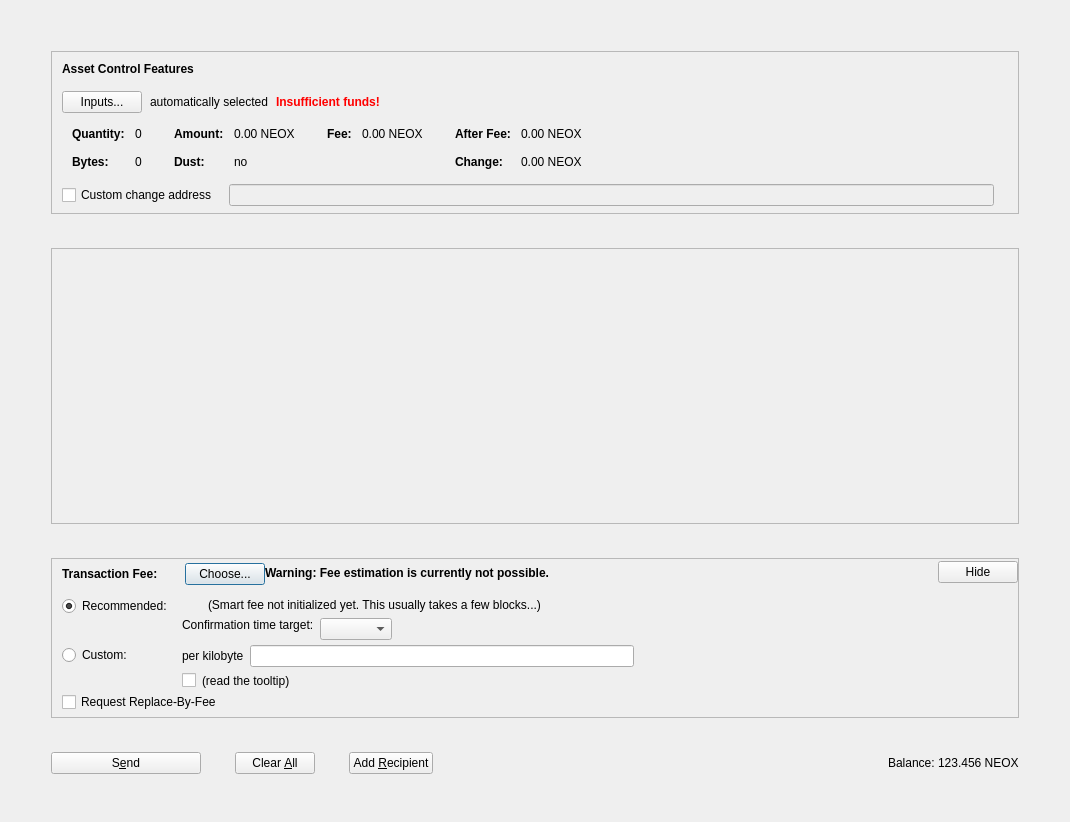
This is src/qt/forms/assetsdialog.ui in Cryptic-dev1/Akitacoin as Qt 5 draws it before an edit. The edited form follows.
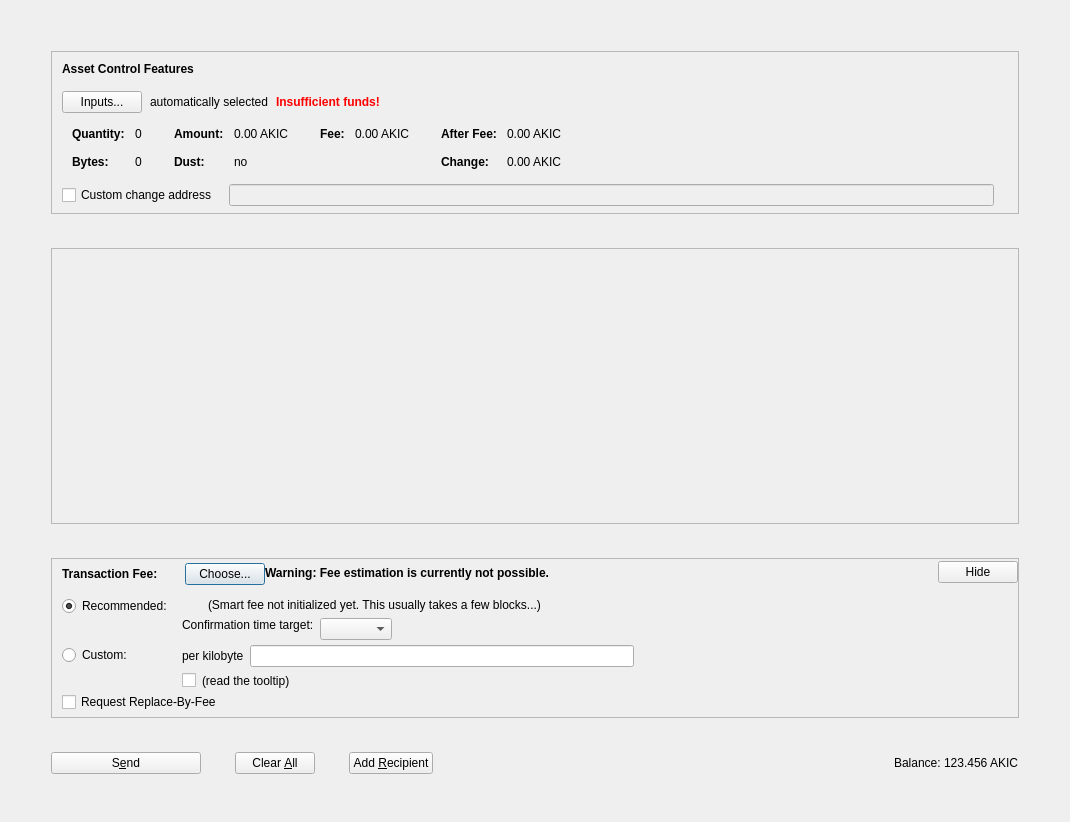
This is the edited form. Icons and pictures are not drawn. Custom widgets are drawn as their Qt base class.

```diff
--- a/src/qt/forms/assetsdialog.ui
+++ b/src/qt/forms/assetsdialog.ui
@@ -341,7 +341,7 @@
                     <enum>Qt::ActionsContextMenu</enum>
                    </property>
                    <property name="text">
-                    <string notr="true">0.00 NEOX</string>
+                    <string notr="true">0.00 AKIC</string>
                    </property>
                    <property name="textInteractionFlags">
                     <set>Qt::LinksAccessibleByMouse|Qt::TextSelectableByKeyboard|Qt::TextSelectableByMouse</set>
@@ -421,7 +421,7 @@
                     <enum>Qt::ActionsContextMenu</enum>
                    </property>
                    <property name="text">
-                    <string notr="true">0.00 NEOX</string>
+                    <string notr="true">0.00 AKIC</string>
                    </property>
                    <property name="textInteractionFlags">
                     <set>Qt::LinksAccessibleByMouse|Qt::TextSelectableByKeyboard|Qt::TextSelectableByMouse</set>
@@ -472,7 +472,7 @@
                     <enum>Qt::ActionsContextMenu</enum>
                    </property>
                    <property name="text">
-                    <string notr="true">0.00 NEOX</string>
+                    <string notr="true">0.00 AKIC</string>
                    </property>
                    <property name="textInteractionFlags">
                     <set>Qt::LinksAccessibleByMouse|Qt::TextSelectableByKeyboard|Qt::TextSelectableByMouse</set>
@@ -501,7 +501,7 @@
                     <enum>Qt::ActionsContextMenu</enum>
                    </property>
                    <property name="text">
-                    <string notr="true">0.00 NEOX</string>
+                    <string notr="true">0.00 AKIC</string>
                    </property>
                    <property name="textInteractionFlags">
                     <set>Qt::LinksAccessibleByMouse|Qt::TextSelectableByKeyboard|Qt::TextSelectableByMouse</set>
@@ -1264,7 +1264,7 @@
             <cursorShape>IBeamCursor</cursorShape>
            </property>
            <property name="text">
-            <string notr="true">123.456 NEOX</string>
+            <string notr="true">123.456 AKIC</string>
            </property>
            <property name="textInteractionFlags">
             <set>Qt::LinksAccessibleByMouse|Qt::TextSelectableByKeyboard|Qt::TextSelectableByMouse</set>
```
Left out of the diff: 18 changed lines with no effect on the pictures.
